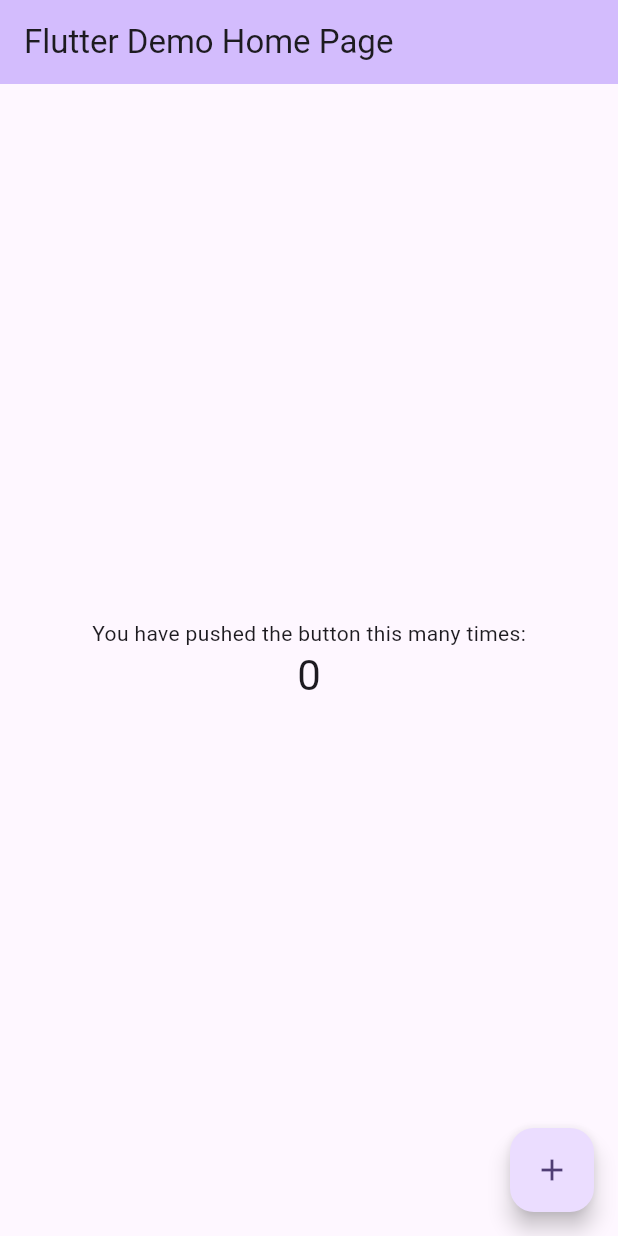
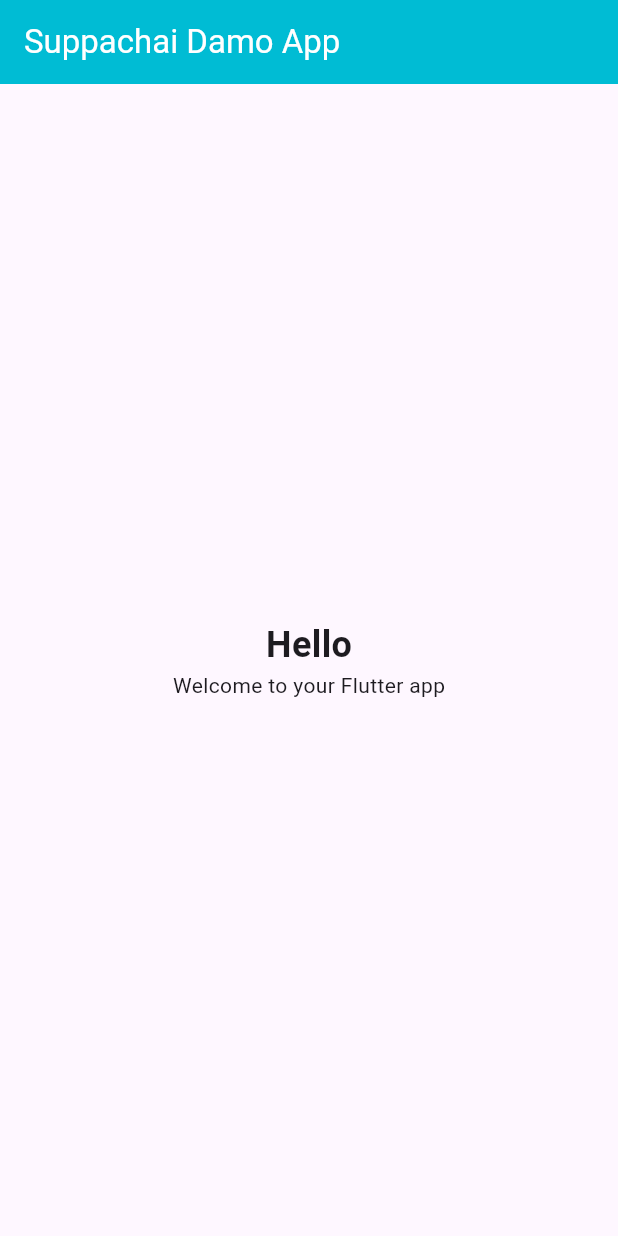
Before and after one commit to suppachai0/flutter_empty_app, a Flutter app: the screen it shows after launch, on a phone screen of 412 x 824 dp. Run offline on Flutter 3.47's test engine with Material 3 defaults, Android fonts, the phone set to English and light mode, and no system bars.

Commit message:
first commit

```diff
--- a/lib/main.dart
+++ b/lib/main.dart
@@ -1,4 +1,5 @@
 import 'package:flutter/material.dart';
+import 'my_home_pade.dart';
 
 void main() {
   runApp(const MyApp());
@@ -7,116 +8,16 @@ void main() {
 class MyApp extends StatelessWidget {
   const MyApp({super.key});
 
-  // This widget is the root of your application.
   @override
   Widget build(BuildContext context) {
     return MaterialApp(
-      title: 'Flutter Demo',
       theme: ThemeData(
-        // This is the theme of your application.
-        //
-        // TRY THIS: Try running your application with "flutter run". You'll see
-        // the application has a purple toolbar. Then, without quitting the app,
-        // try changing the seedColor in the colorScheme below to Colors.green
-        // and then invoke "hot reload" (save your changes or press the "hot
-        // reload" button in a Flutter-supported IDE, or press "r" if you used
-        // the command line to start the app).
-        //
-        // Notice that the counter didn't reset back to zero; the application
-        // state is not lost during the reload. To reset the state, use hot
-        // restart instead.
-        //
-        // This works for code too, not just values: Most code changes can be
-        // tested with just a hot reload.
-        colorScheme: ColorScheme.fromSeed(seedColor: Colors.deepPurple),
+        appBarTheme: const AppBarTheme(
+          backgroundColor: Colors.cyan,
+          foregroundColor: Colors.white,
+        ),
       ),
-      home: const MyHomePage(title: 'Flutter Demo Home Page'),
+      home: MyHomePage(),
     );
   }
 }
-
-class MyHomePage extends StatefulWidget {
-  const MyHomePage({super.key, required this.title});
-
-  // This widget is the home page of your application. It is stateful, meaning
-  // that it has a State object (defined below) that contains fields that affect
-  // how it looks.
-
-  // This class is the configuration for the state. It holds the values (in this
-  // case the title) provided by the parent (in this case the App widget) and
-  // used by the build method of the State. Fields in a Widget subclass are
-  // always marked "final".
-
-  final String title;
-
-  @override
-  State<MyHomePage> createState() => _MyHomePageState();
-}
-
-class _MyHomePageState extends State<MyHomePage> {
-  int _counter = 0;
-
-  void _incrementCounter() {
-    setState(() {
-      // This call to setState tells the Flutter framework that something has
-      // changed in this State, which causes it to rerun the build method below
-      // so that the display can reflect the updated values. If we changed
-      // _counter without calling setState(), then the build method would not be
-      // called again, and so nothing would appear to happen.
-      _counter++;
-    });
-  }
-
-  @override
-  Widget build(BuildContext context) {
-    // This method is rerun every time setState is called, for instance as done
-    // by the _incrementCounter method above.
-    //
-    // The Flutter framework has been optimized to make rerunning build methods
-    // fast, so that you can just rebuild anything that needs updating rather
-    // than having to individually change instances of widgets.
-    return Scaffold(
-      appBar: AppBar(
-        // TRY THIS: Try changing the color here to a specific color (to
-        // Colors.amber, perhaps?) and trigger a hot reload to see the AppBar
-        // change color while the other colors stay the same.
-        backgroundColor: Theme.of(context).colorScheme.inversePrimary,
-        // Here we take the value from the MyHomePage object that was created by
-        // the App.build method, and use it to set our appbar title.
-        title: Text(widget.title),
-      ),
-      body: Center(
-        // Center is a layout widget. It takes a single child and positions it
-        // in the middle of the parent.
-        child: Column(
-          // Column is also a layout widget. It takes a list of children and
-          // arranges them vertically. By default, it sizes itself to fit its
-          // children horizontally, and tries to be as tall as its parent.
-          //
-          // Column has various properties to control how it sizes itself and
-          // how it positions its children. Here we use mainAxisAlignment to
-          // center the children vertically; the main axis here is the vertical
-          // axis because Columns are vertical (the cross axis would be
-          // horizontal).
-          //
-          // TRY THIS: Invoke "debug painting" (choose the "Toggle Debug Paint"
-          // action in the IDE, or press "p" in the console), to see the
-          // wireframe for each widget.
-          mainAxisAlignment: MainAxisAlignment.center,
-          children: <Widget>[
-            const Text('You have pushed the button this many times:'),
-            Text(
-              '$_counter',
-              style: Theme.of(context).textTheme.headlineMedium,
-            ),
-          ],
-        ),
-      ),
-      floatingActionButton: FloatingActionButton(
-        onPressed: _incrementCounter,
-        tooltip: 'Increment',
-        child: const Icon(Icons.add),
-      ), // This trailing comma makes auto-formatting nicer for build methods.
-    );
-  }
-}
--- /dev/null
+++ b/lib/my_home_pade.dart
@@ -0,0 +1,29 @@
+import 'package:flutter/material.dart';
+
+class MyHomePage extends StatefulWidget {
+  const MyHomePage({super.key});
+
+  @override
+  State<MyHomePage> createState() => _MyHomePageState();
+}
+
+class _MyHomePageState extends State<MyHomePage> {
+  @override
+  Widget build(BuildContext context) {
+    return Scaffold(
+      appBar: AppBar(title: const Text("Suppachai Damo App")),
+      body: Center(
+        child: Column(
+          mainAxisAlignment: MainAxisAlignment.center,
+          children: const [
+            Text(
+              "Hello",
+              style: TextStyle(fontSize: 24, fontWeight: FontWeight.bold),
+            ),
+            Text("Welcome to your Flutter app"),
+          ],
+        ),
+      ),
+    );
+  }
+}
```
Also changed, not shown: 8 other files.
